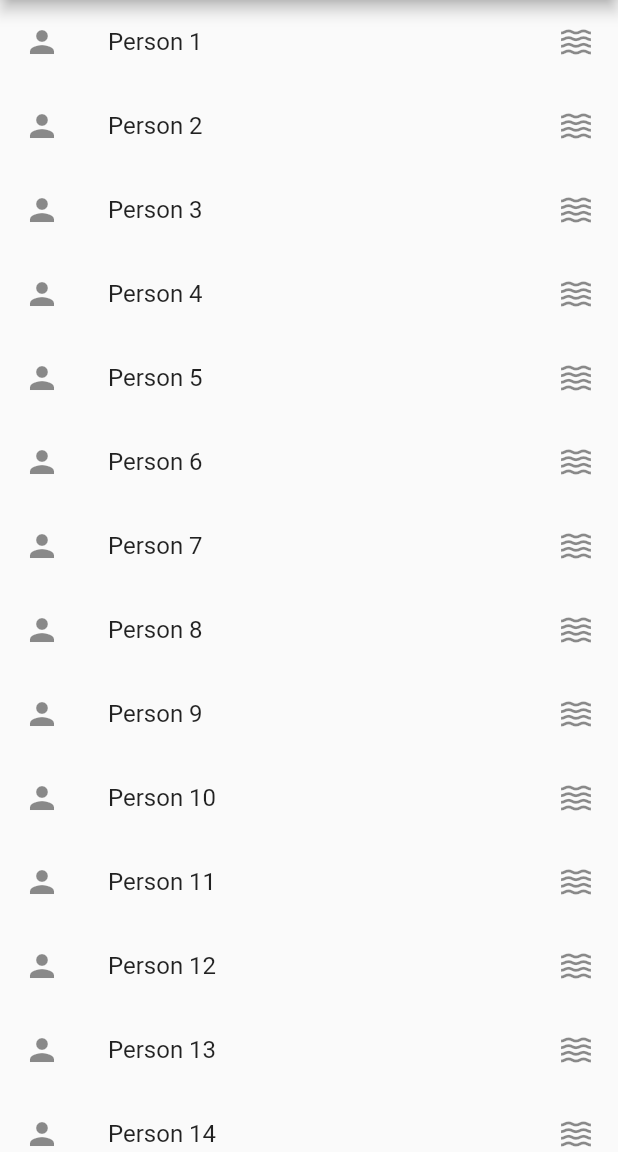
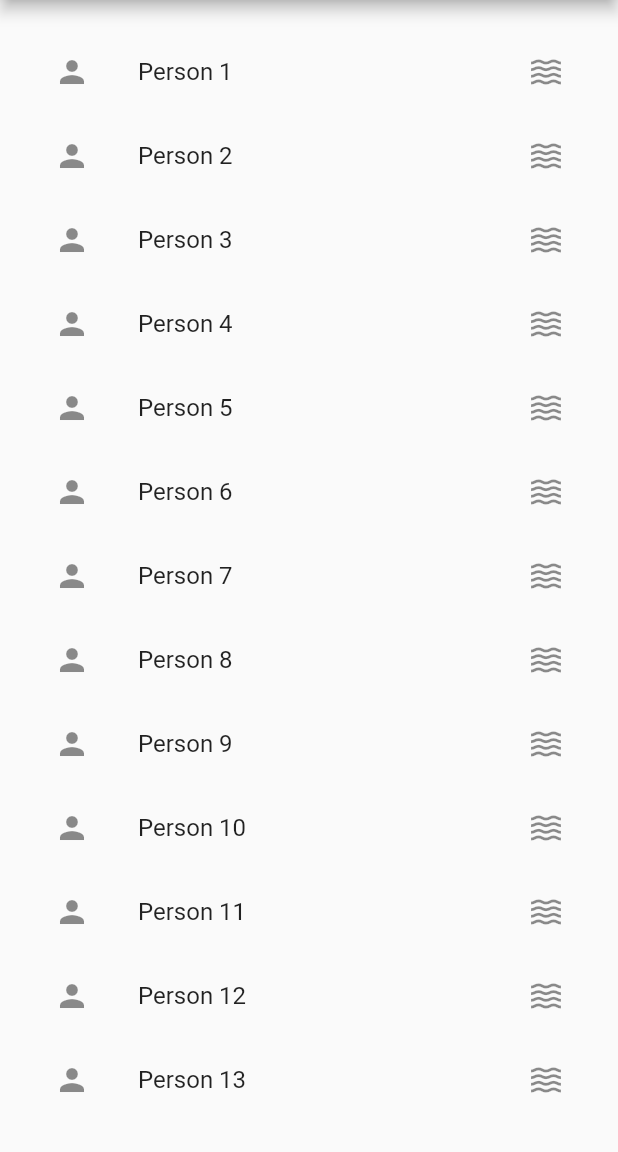
Before and after one commit to carlstep/flutter_responsive_layout, a Flutter app: the screen it shows after launch, on a phone screen of 412 x 824 dp, the part 84-1236 px from its top. Run offline on Flutter 3.47's test engine with Material 2 defaults, Android fonts, the phone set to English and light mode, and no system bars.

Commit message:
using LayoutBuilder

```diff
--- a/lib/main.dart
+++ b/lib/main.dart
@@ -25,12 +25,23 @@ class MainPage extends StatefulWidget {
 class _MainPageState extends State<MainPage> {
   @override
   Widget build(BuildContext context) {
+    double width = MediaQuery.of(context).size.width;
+    double height = MediaQuery.of(context).size.height;
+    Orientation orientation = MediaQuery.of(context).orientation;
     return Scaffold(
-      appBar: AppBar(
-        title: Text('Responsive Layout'),
-      ),
-      body: ListData(),
-    );
+        appBar: AppBar(
+          title: Text('Responsive Layout'),
+        ),
+        body: Padding(
+          padding: const EdgeInsets.all(20.0),
+          child: LayoutBuilder(
+            builder: (context, constraints) {
+              print('Media: $height');
+              print('Builder: ${constraints.maxHeight}');
+              return ListData();
+            },
+          ),
+        ));
   }
 }
 
@@ -53,3 +64,24 @@ class ListData extends StatelessWidget {
     );
   }
 }
+
+class GridData extends StatelessWidget {
+  const GridData({
+    Key? key,
+  }) : super(key: key);
+
+  @override
+  Widget build(BuildContext context) {
+    return GridView.count(
+      crossAxisCount: 2,
+      childAspectRatio: 5,
+      children: List.generate(20, (index) {
+        return ListTile(
+          leading: Icon(Icons.person),
+          trailing: Icon(Icons.waves),
+          title: Text('Person ${index + 1}'),
+        );
+      }),
+    );
+  }
+}
```
